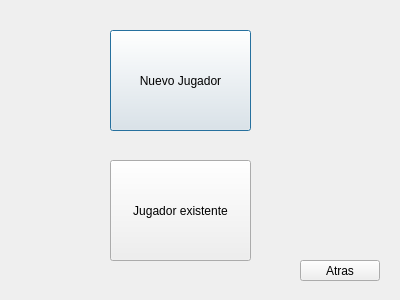
This is dialoglog.ui in ChavCodeSpace/Proyecto-final as Qt 5 draws it before an edit. The edited form follows.
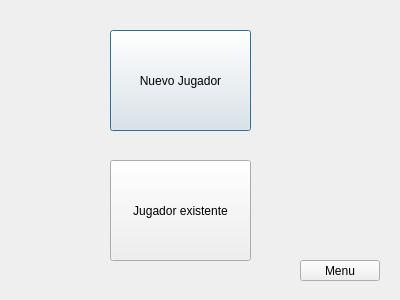
This is the edited form.

```diff
--- a/dialoglog.ui
+++ b/dialoglog.ui
@@ -49,7 +49,7 @@
     </rect>
    </property>
    <property name="text">
-    <string>Atras</string>
+    <string>Menu</string>
    </property>
   </widget>
  </widget>
```
Left out of the diff: 2 changed lines with no effect on the pictures.
